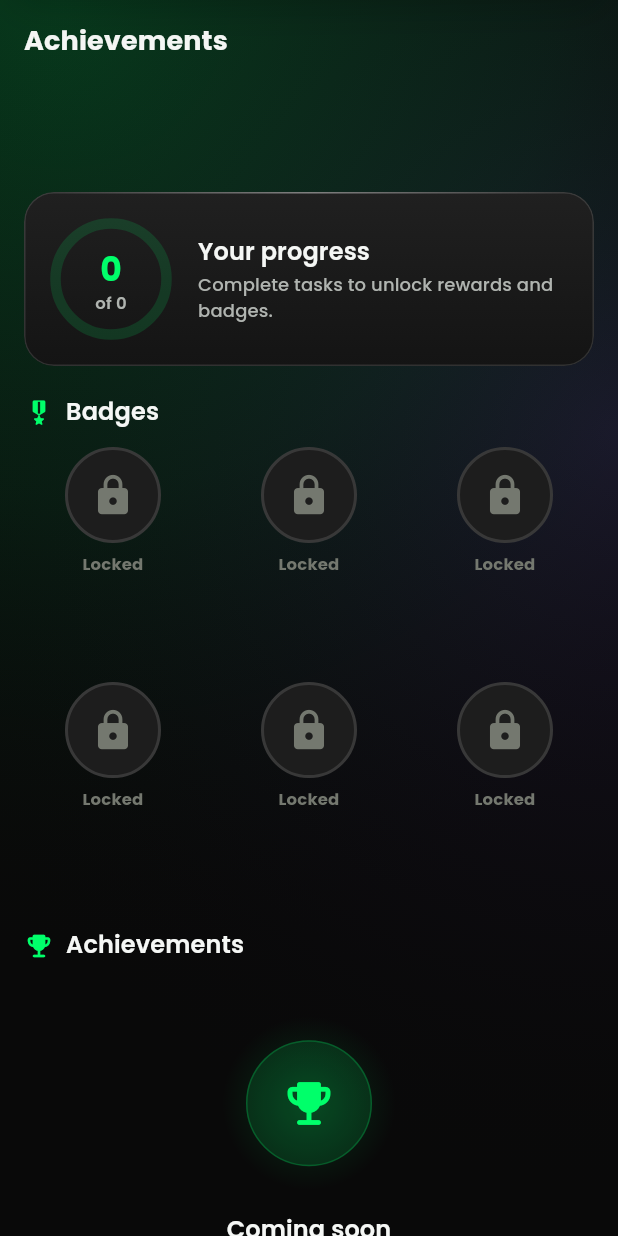
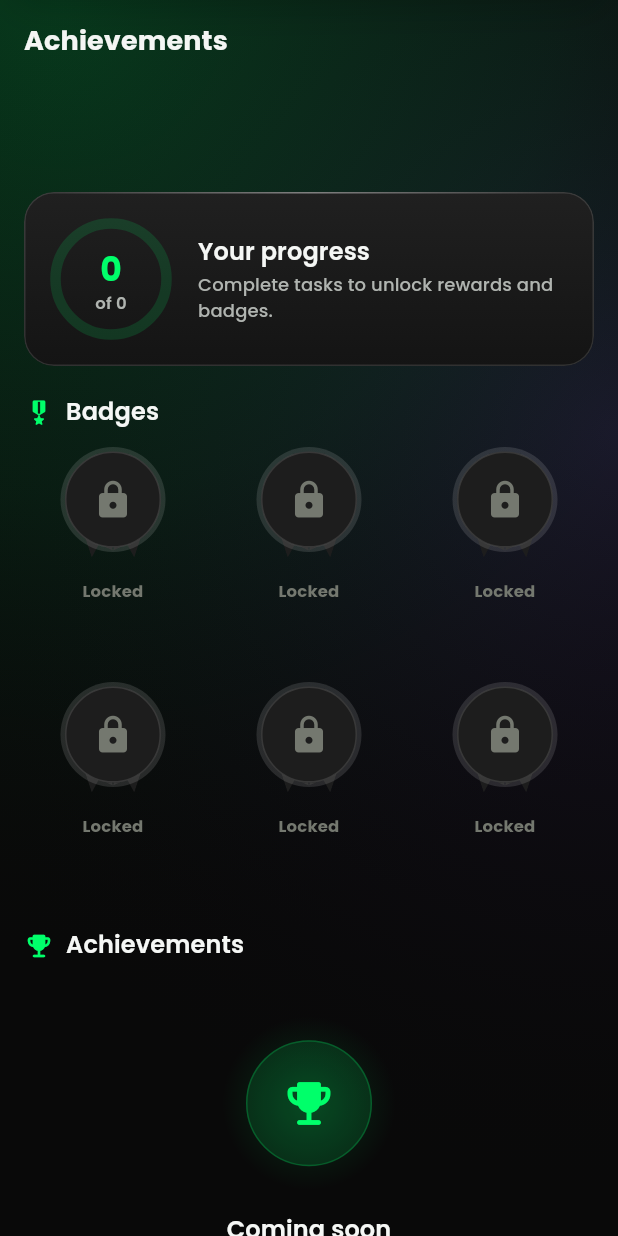
Before and after one commit to DARK7END/Robux-Box, a Flutter app: the AchievementsScreen screen opened by its route, on a phone screen of 412 x 824 dp. Run offline on Flutter 3.47's test engine with Material 3 defaults, Android fonts, the phone set to English and light mode, and no system bars; drawn by our look-alikes of flutter_animate; our stand-ins replace cached_network_image, cloud_firestore, cloud_functions, confetti, connectivity_plus, device_info_plus and 24 more; missing offline and left inert: app_tracking_transparency, firebase_app_check; accounts and stored records are empty; generated files the repository leaves out were written again; network calls fail.

Commit message:
Redesign achievement badges as medals, use gift art for gift-card rewards
Badges and achievement-list icons are now metallic-rimmed medallions with a
ribbon tail (code-drawn: gradients, layered circles, a clipped ribbon shape),
replacing the plain flat-gradient circles/squares.

The uploaded gift-box artwork replaces the generic gift-card icon in the
prominent, kind-specific glyph spots that already carry real art for other
reward kinds (mirroring RGlyph's coin treatment): the gift-card reward card
art panel, the redeem confirmation Hero, and the post-redemption celebration
badge. Small monochrome list/nav icons (profile menu, wallet ledger,
notifications, bottom nav, quick actions) are left as icons for consistency
within those icon rows.

```diff
--- a/lib/core/widgets/widgets.dart
+++ b/lib/core/widgets/widgets.dart
@@ -10,6 +10,7 @@ export 'coin_badge.dart';
 export 'connectivity_banner.dart';
 export 'coin_particles.dart';
 export 'game_feature_card.dart';
+export 'gift_glyph.dart';
 export 'glass_card.dart';
 export 'gradient_button.dart';
 export 'premium_loader.dart';
--- a/lib/features/achievements/presentation/widgets/badges_grid.dart
+++ b/lib/features/achievements/presentation/widgets/badges_grid.dart
@@ -65,6 +65,10 @@ class BadgesGrid extends ConsumerWidget {
   }
 }
 
+/// A collectible medal: a metallic-rimmed disc (glossy highlight + centred
+/// icon) with a two-flap ribbon tail peeking out beneath it, like a real
+/// enamel-pin achievement badge. Locked badges keep the same silhouette,
+/// desaturated, with a lock glyph in place of the badge's icon.
 class _BadgeTile extends StatelessWidget {
   const _BadgeTile({required this.badge});
   final _Badge badge;
@@ -72,50 +76,110 @@ class _BadgeTile extends StatelessWidget {
   @override
   Widget build(BuildContext context) {
     final unlocked = badge.unlocked;
-    final emblem = Container(
-      width: 64,
-      height: 64,
-      decoration: BoxDecoration(
-        gradient: unlocked
-            ? LinearGradient(colors: badge.colors)
+    final ribbonColor =
+        unlocked ? badge.colors.last : context.surfaces.surfaceHigh;
+    final rimColors = unlocked
+        ? [Colors.white.withOpacity(0.95), badge.colors.last]
+        : [context.surfaces.border, context.surfaces.border];
+    final faceGradient = unlocked
+        ? LinearGradient(
+            begin: Alignment.topLeft,
+            end: Alignment.bottomRight,
+            colors: badge.colors,
+          )
         : LinearGradient(colors: [
             context.surfaces.surfaceHigh,
-                context.surfaces.surfaceHigh
-              ]),
+            context.surfaces.surfaceHigh,
+          ]);
+
+    final medallion = SizedBox(
+      width: 78,
+      height: 86,
+      child: Stack(
+        alignment: Alignment.topCenter,
+        children: [
+          Positioned(
+            top: 44,
+            child: Row(
+              mainAxisSize: MainAxisSize.min,
+              children: [
+                _RibbonFlap(color: ribbonColor, angle: -0.32),
+                const SizedBox(width: 8),
+                _RibbonFlap(color: ribbonColor, angle: 0.32),
+              ],
+            ),
+          ),
+          Container(
+            width: 70,
+            height: 70,
+            padding: const EdgeInsets.all(3),
+            decoration: BoxDecoration(
               shape: BoxShape.circle,
+              gradient: LinearGradient(
+                begin: Alignment.topLeft,
+                end: Alignment.bottomRight,
+                colors: rimColors,
+              ),
               boxShadow: unlocked
                   ? [
                       BoxShadow(
-                  color: badge.colors.first.withOpacity(0.5),
+                        color: badge.colors.first.withOpacity(0.55),
                         blurRadius: 20,
                         spreadRadius: -4,
                       ),
                     ]
                   : null,
+            ),
+            child: Container(
+              decoration: BoxDecoration(
+                shape: BoxShape.circle,
+                gradient: faceGradient,
                 border: Border.all(
                   color: unlocked
-              ? Colors.white.withOpacity(0.3)
+                      ? Colors.white.withOpacity(0.35)
                       : context.surfaces.border,
-          width: 2,
                 ),
               ),
-      child: Icon(
+              child: Stack(
+                alignment: Alignment.center,
+                children: [
+                  if (unlocked)
+                    Positioned(
+                      top: 9,
+                      left: 13,
+                      child: Container(
+                        width: 20,
+                        height: 10,
+                        decoration: BoxDecoration(
+                          borderRadius: BorderRadius.circular(8),
+                          color: Colors.white.withOpacity(0.30),
+                        ),
+                      ),
+                    ),
+                  Icon(
                     unlocked ? badge.icon : Icons.lock_rounded,
-        color: unlocked ? AppColors.black : context.surfaces.textTertiary,
-        size: 30,
+                    color:
+                        unlocked ? AppColors.black : context.surfaces.textTertiary,
+                    size: 28,
+                  ),
+                ],
+              ),
+            ),
+          ),
+        ],
       ),
     );
 
     return Column(
       children: [
         unlocked
-            ? emblem
+            ? medallion
                 .animate(onPlay: (c) => c.repeat())
                 .shimmer(
                     duration: 2400.ms,
                     color: Colors.white.withOpacity(0.35))
-            : emblem,
-        const SizedBox(height: AppSpacing.sm),
+            : medallion,
+        const SizedBox(height: AppSpacing.xs),
         Text(
           unlocked ? badge.name : context.l10n.badgesLocked,
           textAlign: TextAlign.center,
@@ -132,3 +196,38 @@ class _BadgeTile extends StatelessWidget {
     );
   }
 }
+
+/// One flag-shaped end of a medal's ribbon: a small rectangle with a
+/// triangular notch cut from its bottom edge.
+class _RibbonFlap extends StatelessWidget {
+  const _RibbonFlap({required this.color, required this.angle});
+  final Color color;
+  final double angle;
+
+  @override
+  Widget build(BuildContext context) {
+    return Transform.rotate(
+      angle: angle,
+      child: ClipPath(
+        clipper: _RibbonClipper(),
+        child: Container(width: 15, height: 28, color: color),
+      ),
+    );
+  }
+}
+
+class _RibbonClipper extends CustomClipper<Path> {
+  @override
+  Path getClip(Size size) {
+    return Path()
+      ..moveTo(0, 0)
+      ..lineTo(size.width, 0)
+      ..lineTo(size.width, size.height)
+      ..lineTo(size.width / 2, size.height - 7)
+      ..lineTo(0, size.height)
+      ..close();
+  }
+
+  @override
+  bool shouldReclip(covariant _RibbonClipper oldClipper) => false;
+}
--- a/lib/features/redemption/presentation/widgets/reward_card.dart
+++ b/lib/features/redemption/presentation/widgets/reward_card.dart
@@ -6,6 +6,7 @@ import '../../../../core/extensions/context_extensions.dart';
 import '../../../../core/theme/app_colors.dart';
 import '../../../../core/theme/app_dimens.dart';
 import '../../../../core/theme/app_gradients.dart';
+import '../../../../core/widgets/gift_glyph.dart';
 import '../../../../core/widgets/glass_card.dart';
 import '../../../../core/widgets/r_glyph.dart';
 import '../../../../models/reward.dart';
@@ -38,8 +39,7 @@ class RewardCard extends StatelessWidget {
       RewardKind.giftCard => (
           AppGradients.coin,
           AppColors.coin,
-          (double s, Color c) =>
-              Icon(Icons.card_giftcard_rounded, size: s, color: c),
+          (double s, Color c) => GiftGlyph(size: s, color: c),
         ),
       RewardKind.digitalCode => (
           AppGradients.vip,
```
Also changed, not shown: lib/core/widgets/celebration.dart (+16 -5 lines), lib/core/widgets/gift_glyph.dart (added, +31 -0 lines), lib/features/achievements/presentation/achievements_screen.dart (+22 -4 lines), lib/features/redemption/presentation/widgets/redeem_sheet.dart (+3 -5 lines), assets/images/gift_icon.png (added). Lines whose indentation alone changed are shown as unchanged.
